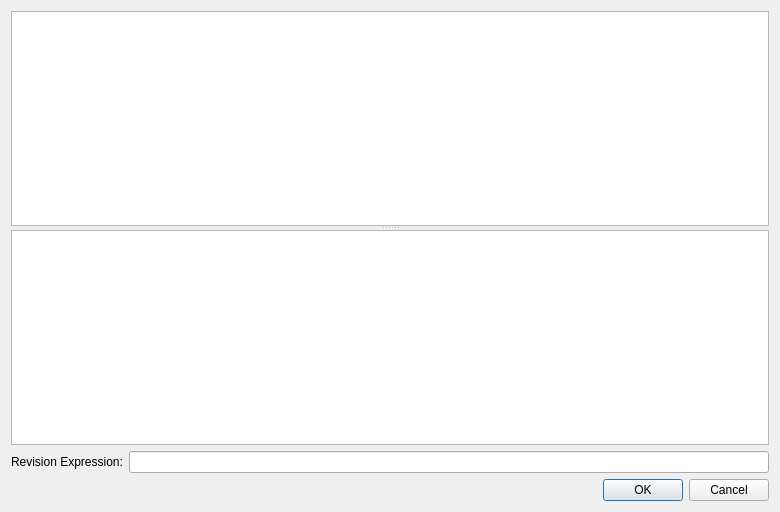
git-cola/git-cola, file ui/commitgui.ui: the form before one commit.
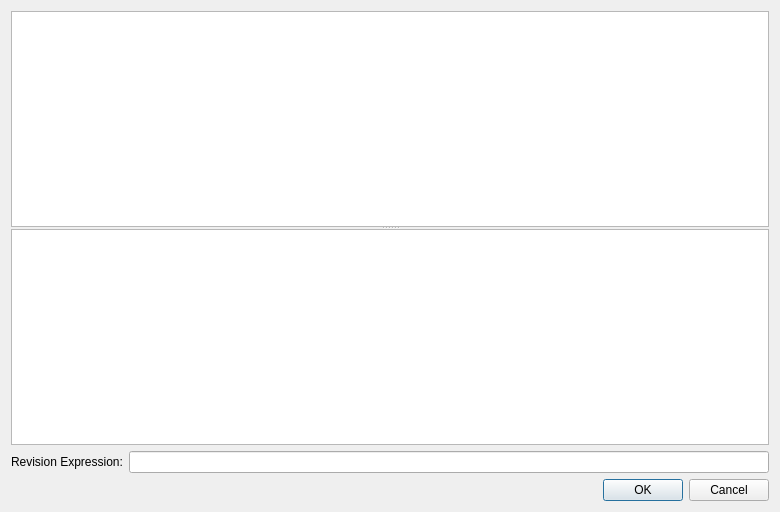
The form after the commit.

Commit message:
Add a gui for displaying arbitrary commits/blobs/trees
Added Repository->Show Revision

This menu item lets you search for revisions using a text input.  The first revision matching the query string is displayed in the gui.  If the sha1 doesn't match any commits, we look for a blob or tree that matches the sha1 and display it.

Signed-off by: David Aguilar <davvid@gmail.com>

Diff of the .ui file:
```diff
--- a/ui/commitgui.ui
+++ b/ui/commitgui.ui
@@ -12,13 +12,31 @@
   <layout class="QVBoxLayout" >
    <item>
     <widget class="QSplitter" name="splitter" >
+     <property name="sizePolicy" >
+      <sizepolicy vsizetype="MinimumExpanding" hsizetype="MinimumExpanding" >
+       <horstretch>0</horstretch>
+       <verstretch>0</verstretch>
+      </sizepolicy>
+     </property>
      <property name="orientation" >
       <enum>Qt::Vertical</enum>
      </property>
      <property name="handleWidth" >
-      <number>4</number>
+      <number>2</number>
      </property>
      <widget class="QListWidget" name="commit_list" >
+      <property name="sizePolicy" >
+       <sizepolicy vsizetype="MinimumExpanding" hsizetype="MinimumExpanding" >
+        <horstretch>0</horstretch>
+        <verstretch>0</verstretch>
+       </sizepolicy>
+      </property>
+      <property name="minimumSize" >
+       <size>
+        <width>0</width>
+        <height>20</height>
+       </size>
+      </property>
       <property name="font" >
        <font>
         <family>Monospace</family>
@@ -32,6 +50,18 @@
       </property>
      </widget>
      <widget class="QTextEdit" name="commit_text" >
+      <property name="sizePolicy" >
+       <sizepolicy vsizetype="MinimumExpanding" hsizetype="MinimumExpanding" >
+        <horstretch>0</horstretch>
+        <verstretch>0</verstretch>
+       </sizepolicy>
+      </property>
+      <property name="minimumSize" >
+       <size>
+        <width>0</width>
+        <height>40</height>
+       </size>
+      </property>
       <property name="font" >
        <font>
         <family>Monospace</family>
```
The commit also changes 4 other files.
